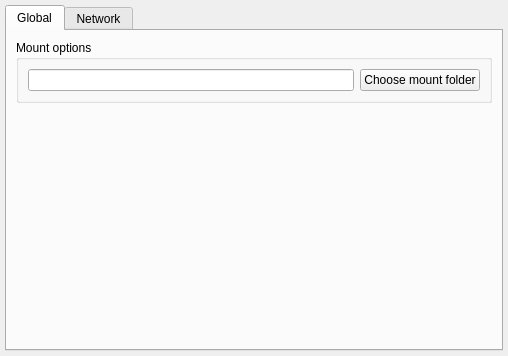
The window that parsec/core/gui/forms/settings_widget.ui (Scille/parsec-cloud) describes before a commit, drawn with Qt 5.
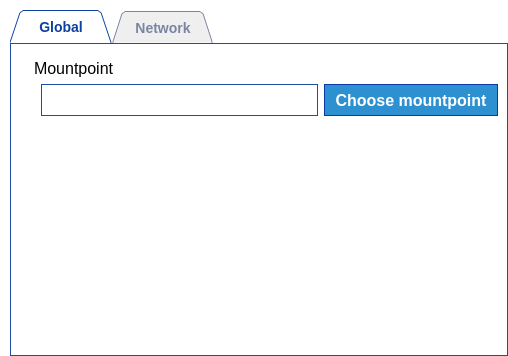
The same window after the commit. Icons and pictures are not drawn.

Commit message: [GUI] Updated settings widget

The edit to the form file:
```diff
--- a/parsec/core/gui/forms/settings_widget.ui
+++ b/parsec/core/gui/forms/settings_widget.ui
@@ -19,24 +19,62 @@
   <property name="windowTitle">
    <string>Form</string>
   </property>
+  <property name="styleSheet">
+   <string notr="true">QWidget#SettingsWidget
+{
+background-color: rgb(255, 255, 255);
+}
+
+QTabWidget::pane
+{
+border: 1px solid rgb(30, 78, 162);
+}
+
+QTabBar::tab
+{
+height: 32px;
+width: 100px;
+font-size: 14px;
+font-weight: bold;
+border-top: 1px solid rgb(30, 78, 162);
+border-left: 1px solid rgb(30, 78, 162);
+border-right: 1px solid rgb(30, 78, 162);
+}
+
+QTabBar::tab:selected
+{
+color: rgb(12, 65, 159);
+}
+
+QTabBar::tab:!selected
+{
+color: rgb(123, 132, 163);
+}</string>
+  </property>
   <layout class="QVBoxLayout" name="verticalLayout">
    <property name="spacing">
     <number>5</number>
    </property>
    <property name="leftMargin">
-    <number>5</number>
+    <number>10</number>
    </property>
    <property name="topMargin">
-    <number>5</number>
+    <number>10</number>
    </property>
    <property name="rightMargin">
-    <number>5</number>
+    <number>0</number>
    </property>
    <property name="bottomMargin">
-    <number>5</number>
+    <number>0</number>
    </property>
    <item>
     <widget class="QTabWidget" name="tab_settings">
+     <property name="styleSheet">
+      <string notr="true"/>
+     </property>
+     <property name="tabShape">
+      <enum>QTabWidget::Triangular</enum>
+     </property>
      <property name="currentIndex">
       <number>0</number>
      </property>
@@ -49,22 +87,70 @@
        <string>Global</string>
       </attribute>
       <layout class="QVBoxLayout" name="verticalLayout_2">
+       <property name="leftMargin">
+        <number>10</number>
+       </property>
+       <property name="topMargin">
+        <number>15</number>
+       </property>
        <item>
-        <widget class="QGroupBox" name="groupBox">
+        <layout class="QHBoxLayout" name="horizontalLayout_2">
+         <item>
+          <widget class="QLabel" name="label_2">
+           <property name="text">
+            <string/>
+           </property>
+          </widget>
+         </item>
+         <item>
+          <widget class="QLabel" name="label">
          <property name="sizePolicy">
-          <sizepolicy hsizetype="Preferred" vsizetype="Minimum">
+            <sizepolicy hsizetype="Expanding" vsizetype="Preferred">
            <horstretch>0</horstretch>
            <verstretch>0</verstretch>
           </sizepolicy>
          </property>
-         <property name="title">
-          <string>Mount options</string>
-         </property>
-         <layout class="QVBoxLayout" name="verticalLayout_3">
+           <property name="font">
+            <font>
+             <pointsize>12</pointsize>
+             <weight>50</weight>
+             <bold>false</bold>
+            </font>
+           </property>
+           <property name="text">
+            <string>Mountpoint</string>
+           </property>
+          </widget>
+         </item>
+        </layout>
+       </item>
           <item>
            <layout class="QHBoxLayout" name="horizontalLayout">
+         <property name="leftMargin">
+          <number>20</number>
+         </property>
             <item>
              <widget class="QLineEdit" name="line_edit_mountpoint">
+           <property name="minimumSize">
+            <size>
+             <width>0</width>
+             <height>32</height>
+            </size>
+           </property>
+           <property name="font">
+            <font>
+             <pointsize>12</pointsize>
+             <weight>50</weight>
+             <bold>false</bold>
+            </font>
+           </property>
+           <property name="styleSheet">
+            <string notr="true">border: 1px solid rgb(30, 78, 162);
+padding-left: 10px;</string>
+           </property>
+           <property name="text">
+            <string/>
+           </property>
               <property name="readOnly">
                <bool>true</bool>
               </property>
@@ -72,15 +158,32 @@
             </item>
             <item>
              <widget class="QPushButton" name="button_choose_mountpoint">
+           <property name="minimumSize">
+            <size>
+             <width>0</width>
+             <height>32</height>
+            </size>
+           </property>
+           <property name="font">
+            <font>
+             <pointsize>12</pointsize>
+             <weight>75</weight>
+             <bold>true</bold>
+            </font>
+           </property>
+           <property name="styleSheet">
+            <string notr="true">background-color: rgb(45, 144, 209);
+border: 1px solid rgb(11, 56, 166);
+color: rgb(255, 255, 255);
+padding-left: 10px;
+padding-right: 10px;</string>
+           </property>
               <property name="text">
-               <string>Choose mount folder</string>
+            <string>Choose mountpoint</string>
               </property>
              </widget>
             </item>
            </layout>
-          </item>
-         </layout>
-        </widget>
        </item>
        <item>
         <spacer name="verticalSpacer">
```
Left out of the diff: 8 changed lines with no effect on the pictures. Lines whose indentation alone changed are shown as unchanged. The commit also changes 12 other files.
